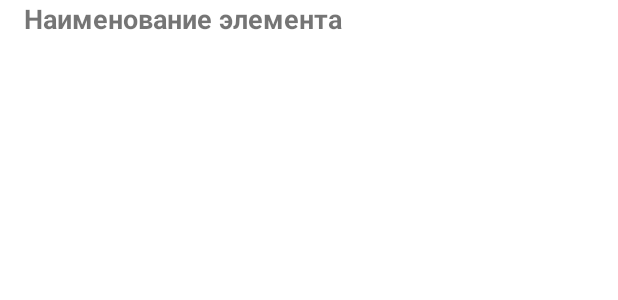
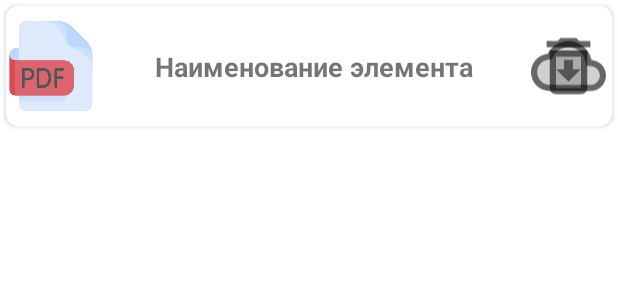
Before and after one commit to stdimensiy/My_PDF_Viewer_App_On_Kotlin, an Android app: the layout item_rv_main.xml on its own in the app's theme, with its tools: preview values and no code run, on a phone screen of 412 x 824 dp. Shown: the top 300 px of the screen. Run offline under Robolectric (Android 15) with nearby library versions, the phone set to English and light mode, and no system bars.

Commit message:
Изм 1.3 - реализация презентационной логики.  - Навешены кликлиссенеры  - реализована логика видимости невидимости (в базовом виде пока)  - созданы иконки  - улучшена разметка элемента списка

```diff
--- /dev/null
+++ b/app/src/main/res/drawable/ic_twotone_cloud_download_24.xml
@@ -0,0 +1,15 @@
+<vector xmlns:android="http://schemas.android.com/apk/res/android"
+    android:width="24dp"
+    android:height="24dp"
+    android:viewportWidth="24"
+    android:viewportHeight="24"
+    android:tint="?attr/colorControlNormal">
+  <path
+      android:fillColor="@android:color/white"
+      android:pathData="M19.21,12.04l-1.53,-0.11 -0.3,-1.5C16.88,7.86 14.62,6 12,6 9.94,6 8.08,7.14 7.12,8.96l-0.5,0.95 -1.07,0.11C3.53,10.24 2,11.95 2,14c0,2.21 1.79,4 4,4h13c1.65,0 3,-1.35 3,-3 0,-1.55 -1.22,-2.86 -2.79,-2.96zM12,17l-4,-4h2.55v-3h2.91v3H16l-4,4z"
+      android:strokeAlpha="0.3"
+      android:fillAlpha="0.3"/>
+  <path
+      android:fillColor="@android:color/white"
+      android:pathData="M19.35,10.04C18.67,6.59 15.64,4 12,4 9.11,4 6.6,5.64 5.35,8.04 2.34,8.36 0,10.91 0,14c0,3.31 2.69,6 6,6h13c2.76,0 5,-2.24 5,-5 0,-2.64 -2.05,-4.78 -4.65,-4.96zM19,18L6,18c-2.21,0 -4,-1.79 -4,-4 0,-2.05 1.53,-3.76 3.56,-3.97l1.07,-0.11 0.5,-0.95C8.08,7.14 9.94,6 12,6c2.62,0 4.88,1.86 5.39,4.43l0.3,1.5 1.53,0.11c1.56,0.1 2.78,1.41 2.78,2.96 0,1.65 -1.35,3 -3,3zM13.45,10h-2.9v3L8,13l4,4 4,-4h-2.55z"/>
+</vector>
--- /dev/null
+++ b/app/src/main/res/drawable/ic_twotone_delete_24.xml
@@ -0,0 +1,15 @@
+<vector xmlns:android="http://schemas.android.com/apk/res/android"
+    android:width="24dp"
+    android:height="24dp"
+    android:viewportWidth="24"
+    android:viewportHeight="24"
+    android:tint="?attr/colorControlNormal">
+  <path
+      android:fillColor="@android:color/white"
+      android:pathData="M8,9h8v10H8z"
+      android:strokeAlpha="0.3"
+      android:fillAlpha="0.3"/>
+  <path
+      android:fillColor="@android:color/white"
+      android:pathData="M15.5,4l-1,-1h-5l-1,1H5v2h14V4zM6,19c0,1.1 0.9,2 2,2h8c1.1,0 2,-0.9 2,-2V7H6v12zM8,9h8v10H8V9z"/>
+</vector>
--- a/app/src/main/res/layout/item_rv_main.xml
+++ b/app/src/main/res/layout/item_rv_main.xml
@@ -1,19 +1,68 @@
 <?xml version="1.0" encoding="utf-8"?>
-<androidx.constraintlayout.widget.ConstraintLayout xmlns:android="http://schemas.android.com/apk/res/android"
+
+<com.google.android.material.card.MaterialCardView xmlns:android="http://schemas.android.com/apk/res/android"
     xmlns:app="http://schemas.android.com/apk/res-auto"
     android:layout_width="match_parent"
     android:layout_height="80dp"
-    >
+    android:layout_margin="4dp"
+    android:elevation="2dp"
+    android:padding="4dp"
+    app:cardCornerRadius="8dp"
+    app:cardElevation="2dp"
+    app:contentPadding="0dp">
+
+    <androidx.constraintlayout.widget.ConstraintLayout
+        android:id="@+id/cl_item"
+        android:layout_width="match_parent"
+        android:layout_height="match_parent">
+
+        <ImageView
+            android:id="@+id/imageView_plug"
+            android:layout_width="60dp"
+            android:layout_height="80dp"
+            android:baselineAlignBottom="false"
+            android:contentDescription="Заглушка"
+            app:layout_constraintEnd_toEndOf="parent"
+            app:layout_constraintHorizontal_bias="0.0"
+            app:layout_constraintStart_toStartOf="parent"
+            app:layout_constraintTop_toTopOf="parent"
+            app:srcCompat="@drawable/ic_pdf" />
 
         <TextView
             android:id="@+id/title"
             android:layout_width="wrap_content"
             android:layout_height="wrap_content"
-        android:layout_marginStart="16dp"
             android:text="Наименование элемента"
             android:textSize="18sp"
             android:textStyle="bold"
-        app:layout_constraintStart_toStartOf="parent"
+            app:layout_constraintBottom_toBottomOf="parent"
+            app:layout_constraintEnd_toStartOf="@+id/imageView_download"
+            app:layout_constraintStart_toEndOf="@+id/imageView_plug"
             app:layout_constraintTop_toTopOf="parent" />
 
+        <ImageView
+            android:id="@+id/imageView_download"
+            android:layout_width="50dp"
+            android:layout_height="match_parent"
+            android:layout_margin="4dp"
+            android:baselineAlignBottom="false"
+            android:contentDescription="Заглушка загрузки"
+            app:layout_constraintBottom_toBottomOf="parent"
+            app:layout_constraintEnd_toEndOf="parent"
+            app:layout_constraintTop_toTopOf="parent"
+            app:srcCompat="@drawable/ic_twotone_cloud_download_24" />
+
+        <ImageView
+            android:id="@+id/imageView_delete"
+            android:layout_width="50dp"
+            android:layout_height="match_parent"
+            android:layout_margin="4dp"
+            android:baselineAlignBottom="false"
+            android:contentDescription="Заглушка удаления"
+            app:layout_constraintBottom_toBottomOf="parent"
+            app:layout_constraintEnd_toEndOf="parent"
+            app:layout_constraintTop_toTopOf="parent"
+            app:srcCompat="@drawable/ic_twotone_delete_24" />
+
     </androidx.constraintlayout.widget.ConstraintLayout>
+</com.google.android.material.card.MaterialCardView>
```
Also changed, not shown: app/src/main/java/com/example/mypdfvieweronkotlin/ui/main/MainAdapter.kt (+21 -0 lines), app/src/main/java/com/example/mypdfvieweronkotlin/ui/main/MainViewHolder.kt (+22 -0 lines), app/src/main/res/drawable/ic_twotone_remove_red_eye_24.xml (added, +15 -0 lines), app/src/main/res/drawable/ic_pdf.png (added). Lines whose indentation alone changed are shown as unchanged.
